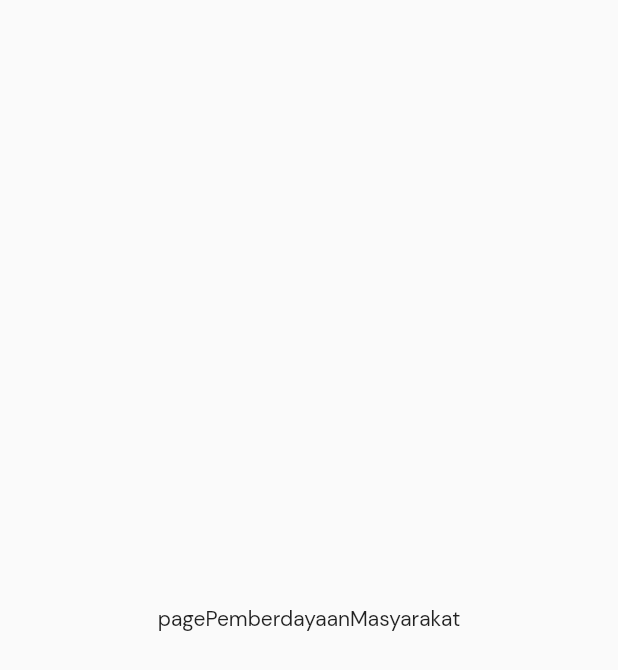
After one commit to Greek-Cp/sidokare_mobile_app, a Flutter app: the pagePemberdayaanMasyarakat screen opened directly, on a phone screen of 412 x 824 dp. The commit adds this screen. Shown: the top 670 px of the screen. Run offline on Flutter 3.47's test engine with Material 2 defaults, Android fonts, the phone set to English and light mode, and no system bars; our stand-ins replace flutter_otp_text_field, flutter_screenutil, google_fonts, motion_toast, otp_text_field; missing offline and left inert: flutter_custom_tab_bar, mailer.

Commit message:
ngengek Cyna

```diff
--- /dev/null
+++ b/lib/pages/item_nav/item_page_berita/page_pemberdayaan_masyarakat.dart
@@ -0,0 +1,13 @@
+import 'package:flutter/material.dart';
+
+class pagePemberdayaanMasyarakat extends StatelessWidget {
+  @override
+  Widget build(BuildContext context) {
+    // TODO: implement build
+    return Scaffold(
+      body: Center(
+        child: Text("pagePemberdayaanMasyarakat"),
+      ),
+    );
+  }
+}
```
Also changed, not shown: lib/pages/item_nav/item_page_berita/page_pelayanan_desa.dart (added, +13 -0 lines), lib/pages/item_nav/page_berita.dart (+8 -2 lines).
